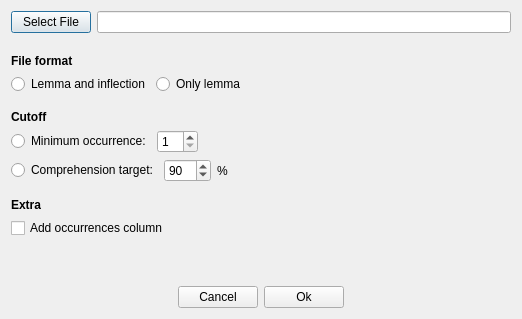
The window that ankimorphs/ui/generator_output_dialog.ui (mortii/anki-morphs) describes before a commit, drawn with Qt 5.
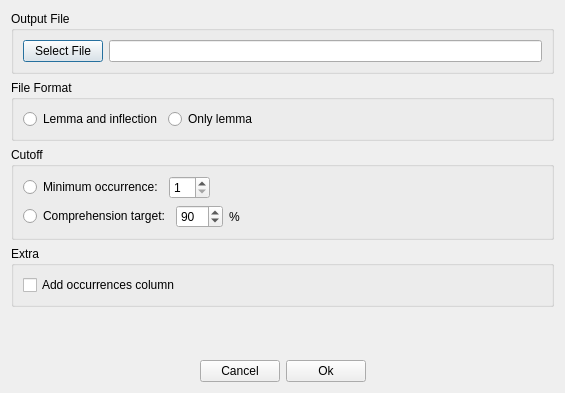
The same window after the commit.

What changed in the file:
```diff
--- a/ankimorphs/ui/generator_output_dialog.ui
+++ b/ankimorphs/ui/generator_output_dialog.ui
@@ -6,19 +6,22 @@
    <rect>
     <x>0</x>
     <y>0</y>
-    <width>522</width>
-    <height>319</height>
+    <width>565</width>
+    <height>393</height>
    </rect>
   </property>
   <property name="windowTitle">
    <string>Generator Output</string>
   </property>
+  <layout class="QVBoxLayout" name="verticalLayout_5">
+   <item>
+    <widget class="QGroupBox" name="groupBox_4">
+     <property name="title">
+      <string>Output File</string>
+     </property>
   <layout class="QVBoxLayout" name="verticalLayout_4">
    <item>
     <layout class="QHBoxLayout" name="horizontalLayout">
-     <property name="bottomMargin">
-      <number>15</number>
-     </property>
      <item>
       <widget class="QPushButton" name="selectFilePushButton">
        <property name="text">
@@ -31,23 +34,15 @@
      </item>
     </layout>
    </item>
+     </layout>
+    </widget>
+   </item>
    <item>
+    <widget class="QGroupBox" name="groupBox">
+     <property name="title">
+      <string>File Format</string>
+     </property>
     <layout class="QVBoxLayout" name="verticalLayout">
-     <property name="bottomMargin">
-      <number>10</number>
-     </property>
-     <item>
-      <widget class="QLabel" name="label_3">
-       <property name="font">
-        <font>
-         <bold>true</bold>
-        </font>
-       </property>
-       <property name="text">
-        <string>File format</string>
-       </property>
-      </widget>
-     </item>
      <item>
       <layout class="QHBoxLayout" name="horizontalLayout_5">
        <item>
@@ -80,21 +75,14 @@
       </layout>
      </item>
     </layout>
+    </widget>
    </item>
    <item>
-    <layout class="QVBoxLayout" name="verticalLayout_2">
-     <item>
-      <widget class="QLabel" name="label_2">
-       <property name="font">
-        <font>
-         <bold>true</bold>
-        </font>
-       </property>
-       <property name="text">
+    <widget class="QGroupBox" name="groupBox_3">
+     <property name="title">
         <string>Cutoff</string>
        </property>
-      </widget>
-     </item>
+     <layout class="QVBoxLayout" name="verticalLayout_2">
      <item>
       <layout class="QHBoxLayout" name="horizontalLayout_2">
        <item>
@@ -134,9 +122,6 @@
      </item>
      <item>
       <layout class="QHBoxLayout" name="horizontalLayout_3">
-       <property name="bottomMargin">
-        <number>10</number>
-       </property>
        <item>
         <widget class="QRadioButton" name="comprehensionRadioButton">
          <property name="text">
@@ -183,21 +168,14 @@
       </layout>
      </item>
     </layout>
+    </widget>
    </item>
    <item>
-    <layout class="QVBoxLayout" name="verticalLayout_3">
-     <item>
-      <widget class="QLabel" name="label_4">
-       <property name="font">
-        <font>
-         <bold>true</bold>
-        </font>
-       </property>
-       <property name="text">
+    <widget class="QGroupBox" name="groupBox_2">
+     <property name="title">
         <string>Extra</string>
        </property>
-      </widget>
-     </item>
+     <layout class="QVBoxLayout" name="verticalLayout_3">
      <item>
       <widget class="QCheckBox" name="addOccurrencesColumnCheckBox">
        <property name="text">
@@ -206,6 +184,7 @@
       </widget>
      </item>
     </layout>
+    </widget>
    </item>
    <item>
     <spacer name="verticalSpacer">
@@ -215,7 +194,7 @@
      <property name="sizeHint" stdset="0">
       <size>
        <width>20</width>
-       <height>40</height>
+       <height>2</height>
       </size>
      </property>
     </spacer>
```
Lines whose indentation alone changed are shown as unchanged.
